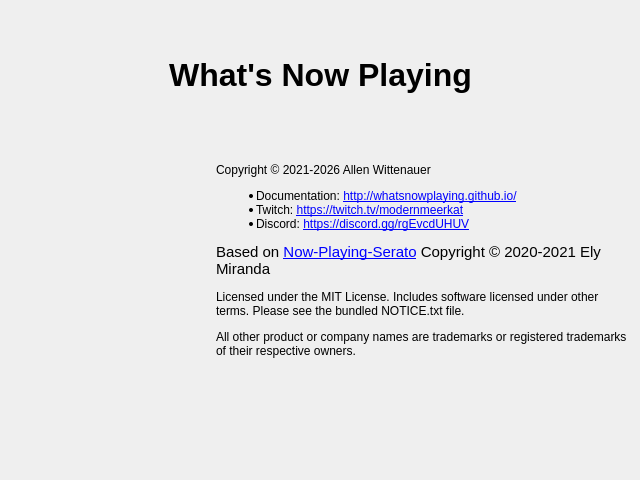
Old version of the form nowplaying/resources/ui/about.ui in the repository whatsnowplaying/whats-now-playing.
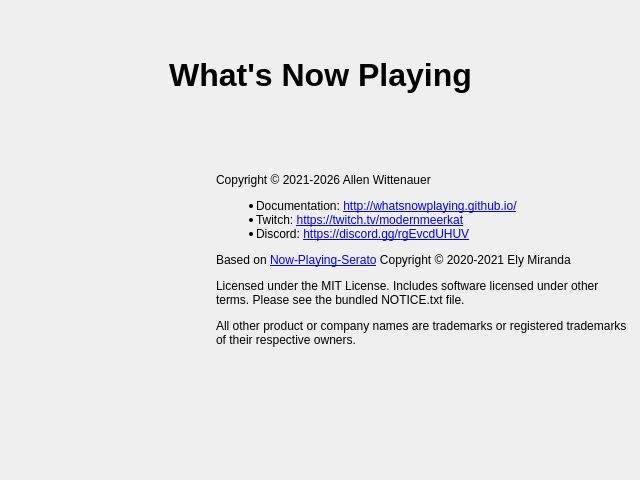
New version of the form. Icons and pictures are not drawn.

Commit message:
Fix Windows font scaling, hide unimplemented Kick commands, docs
* Remove hardcoded macOS font families and absolute pt sizes from
  all settings UI panels; Qt now inherits system font correctly on
  all platforms
* Fix About page title to use widget font property instead of
  inline HTML font-size
* Hide unimplemented command/permissions widgets in Kick Chat UI
* Add kickbot-settings.png and kickbot-chat.png to docs
* Update CHANGELOG: security fixes, SSL CA store, reliability
  improvements, arrow overlay, font scaling, Serato3 null-byte fix
* Remove basedpyright from requirements-dev.txt

The edit to the form file:
```diff
--- a/nowplaying/resources/ui/about.ui
+++ b/nowplaying/resources/ui/about.ui
@@ -58,7 +58,7 @@
     <item>
      <widget class="QLabel" name="doc_label">
       <property name="text">
-       <string>&lt;html&gt;&lt;head/&gt;&lt;body&gt;&lt;p&gt;Copyright © 2021-2026 Allen Wittenauer &lt;/p&gt;&lt;ul style=&quot;margin-top: 0px; margin-bottom: 0px; margin-left: 0px; margin-right: 0px; -qt-list-indent: 1;&quot;&gt;&lt;li style=&quot; margin-top:12px; margin-bottom:0px; margin-left:0px; margin-right:0px; -qt-block-indent:0; text-indent:0px;&quot;&gt;Documentation: &lt;a href=&quot;http://whatsnowplaying.github.io/&quot;&gt;&lt;span style=&quot; text-decoration: underline; color:#0000ff;&quot;&gt;http://whatsnowplaying.github.io/&lt;/span&gt;&lt;/a&gt;&lt;/li&gt;&lt;li style=&quot; margin-top:0px; margin-bottom:0px; margin-left:0px; margin-right:0px; -qt-block-indent:0; text-indent:0px;&quot;&gt;Twitch: &lt;a href=&quot;https://twitch.tv/modernmeerkat/&quot;&gt;&lt;span style=&quot; text-decoration: underline; color:#0000ff;&quot;&gt;https://twitch.tv/modernmeerkat&lt;/span&gt;&lt;/a&gt;&lt;/li&gt;&lt;li style=&quot; margin-top:0px; margin-bottom:0px; margin-left:0px; margin-right:0px; -qt-block-indent:0; text-indent:0px;&quot;&gt;Discord: &lt;a href=&quot;https://discord.gg/rgEvcdUHUV&quot;&gt;&lt;span style=&quot; text-decoration: underline; color:#0000ff;&quot;&gt;https://discord.gg/rgEvcdUHUV&lt;/span&gt;&lt;/a&gt;&lt;/li&gt;&lt;/ul&gt;&lt;p&gt;&lt;span style=&quot; font-size:11pt;&quot;&gt;Based on &lt;/span&gt;&lt;a href=&quot;https://github.com/e1miran/Now-Playing-Serato&quot;&gt;&lt;span style=&quot; font-size:11pt; text-decoration: underline; color:#0000ff;&quot;&gt;Now-Playing-Serato&lt;/span&gt;&lt;/a&gt;&lt;span style=&quot; font-size:11pt;&quot;&gt; Copyright © 2020-2021 Ely Miranda &lt;/span&gt;&lt;/p&gt;&lt;p&gt;Licensed under the MIT License. Includes software licensed under other terms. Please see the bundled NOTICE.txt file.&lt;/p&gt;&lt;p&gt;All other product or company names are trademarks or registered trademarks of their respective owners.&lt;/p&gt;&lt;/body&gt;&lt;/html&gt;</string>
+       <string>&lt;html&gt;&lt;head/&gt;&lt;body&gt;&lt;p&gt;Copyright © 2021-2026 Allen Wittenauer &lt;/p&gt;&lt;ul style=&quot;margin-top: 0px; margin-bottom: 0px; margin-left: 0px; margin-right: 0px; -qt-list-indent: 1;&quot;&gt;&lt;li style=&quot; margin-top:12px; margin-bottom:0px; margin-left:0px; margin-right:0px; -qt-block-indent:0; text-indent:0px;&quot;&gt;Documentation: &lt;a href=&quot;http://whatsnowplaying.github.io/&quot;&gt;&lt;span style=&quot; text-decoration: underline; color:#0000ff;&quot;&gt;http://whatsnowplaying.github.io/&lt;/span&gt;&lt;/a&gt;&lt;/li&gt;&lt;li style=&quot; margin-top:0px; margin-bottom:0px; margin-left:0px; margin-right:0px; -qt-block-indent:0; text-indent:0px;&quot;&gt;Twitch: &lt;a href=&quot;https://twitch.tv/modernmeerkat/&quot;&gt;&lt;span style=&quot; text-decoration: underline; color:#0000ff;&quot;&gt;https://twitch.tv/modernmeerkat&lt;/span&gt;&lt;/a&gt;&lt;/li&gt;&lt;li style=&quot; margin-top:0px; margin-bottom:0px; margin-left:0px; margin-right:0px; -qt-block-indent:0; text-indent:0px;&quot;&gt;Discord: &lt;a href=&quot;https://discord.gg/rgEvcdUHUV&quot;&gt;&lt;span style=&quot; text-decoration: underline; color:#0000ff;&quot;&gt;https://discord.gg/rgEvcdUHUV&lt;/span&gt;&lt;/a&gt;&lt;/li&gt;&lt;/ul&gt;&lt;p&gt;Based on &lt;a href=&quot;https://github.com/e1miran/Now-Playing-Serato&quot;&gt;&lt;span style=&quot; text-decoration: underline; color:#0000ff;&quot;&gt;Now-Playing-Serato&lt;/span&gt;&lt;/a&gt; Copyright © 2020-2021 Ely Miranda&lt;/p&gt;&lt;p&gt;Licensed under the MIT License. Includes software licensed under other terms. Please see the bundled NOTICE.txt file.&lt;/p&gt;&lt;p&gt;All other product or company names are trademarks or registered trademarks of their respective owners.&lt;/p&gt;&lt;/body&gt;&lt;/html&gt;</string>
       </property>
       <property name="textFormat">
        <enum>Qt::RichText</enum>
```
Left out of the diff: 8 changed lines with no effect on the pictures. The commit also changes 26 other files.
